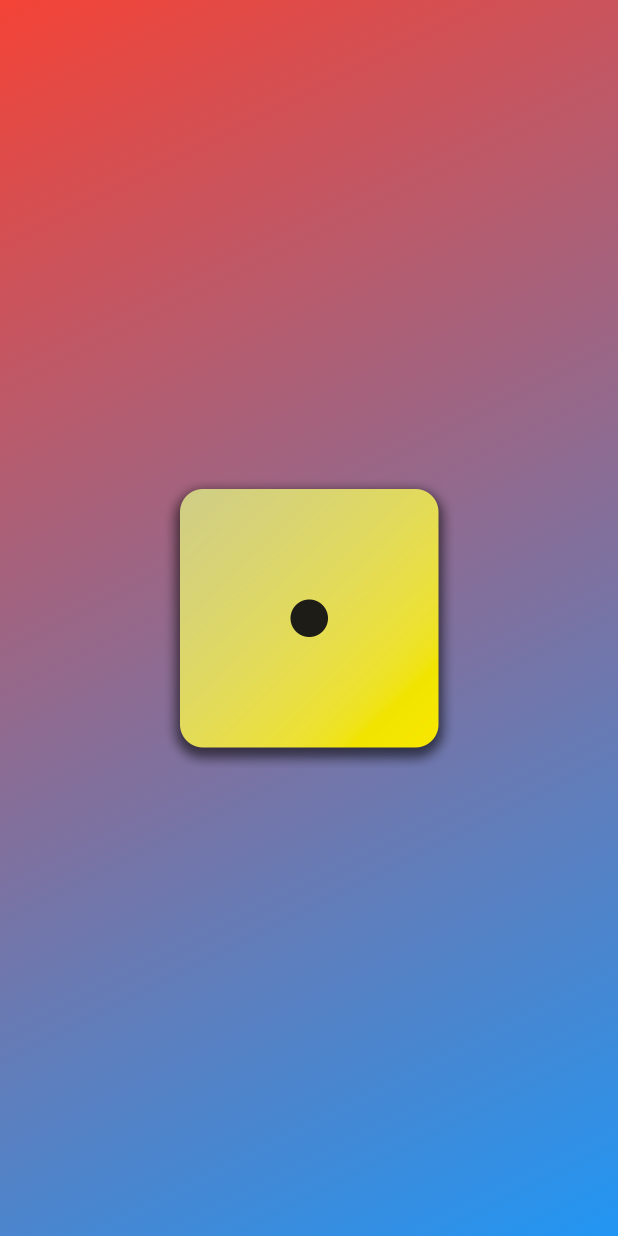
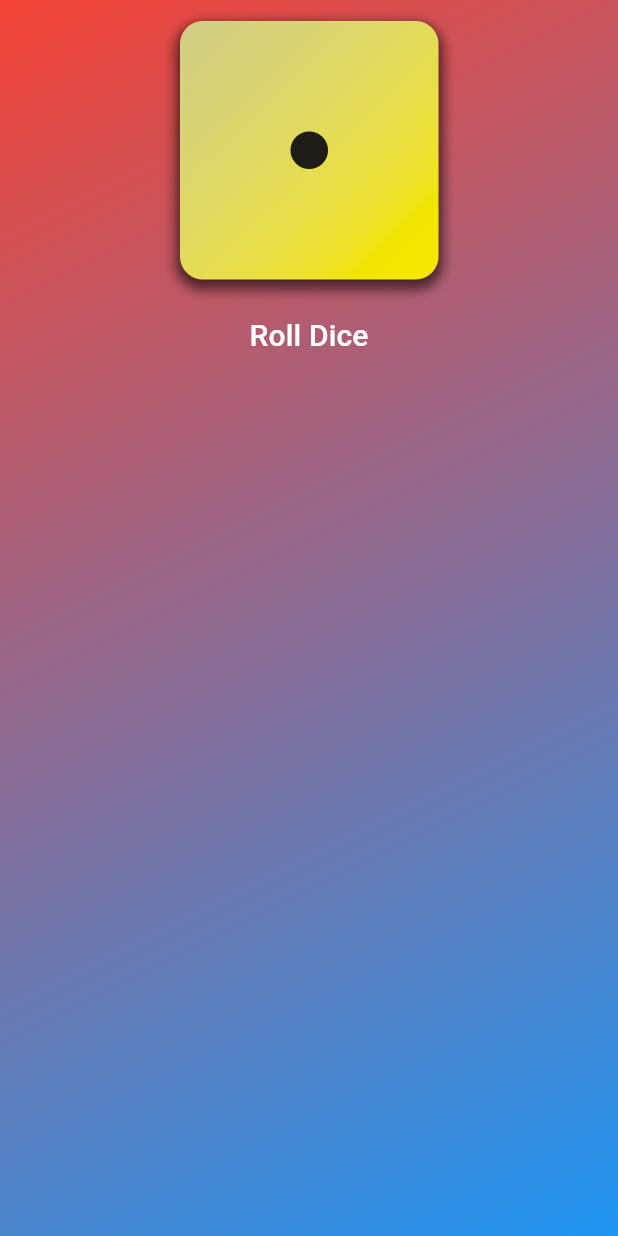
Before and after one commit to GKoukounis/first_app, a Flutter app: the screen it shows after launch, on a phone screen of 412 x 824 dp. Run offline on Flutter 3.47's test engine with Material 3 defaults, Android fonts, the phone set to English and light mode, and no system bars.

Commit message:
Adding image and button in a column and also create an onPressed method for the button

```diff
--- a/lib/gradient_contrainer.dart
+++ b/lib/gradient_contrainer.dart
@@ -7,13 +7,16 @@ var endAligment = Alignment.bottomRight;
 class GradientContainer extends StatelessWidget {
   const GradientContainer(
     this.colorRed,
-    this.colorBlue,
-    {
+    this.colorBlue, {
     super.key,
   });
 
   final Color colorRed;
   final Color colorBlue;
+
+  void rollDice() {
+    print('Button Pressed');
+  }
 
   @override
   Widget build(BuildContext context) {
@@ -26,7 +29,15 @@ class GradientContainer extends StatelessWidget {
         ),
       ),
       child: Center(
-        child: Image.asset('assets/images/dice-1.png', width: 200, height: 200),
+        child: Column(
+          children: [
+            Image.asset('assets/images/dice-1.png', width: 200, height: 200),
+            TextButton(
+                onPressed: rollDice,
+                child: const Text('Roll Dice',
+                  style: TextStyle(fontSize: 20, color: Colors.white))),
+          ],
+        ),
       ),
     );
   }
```
